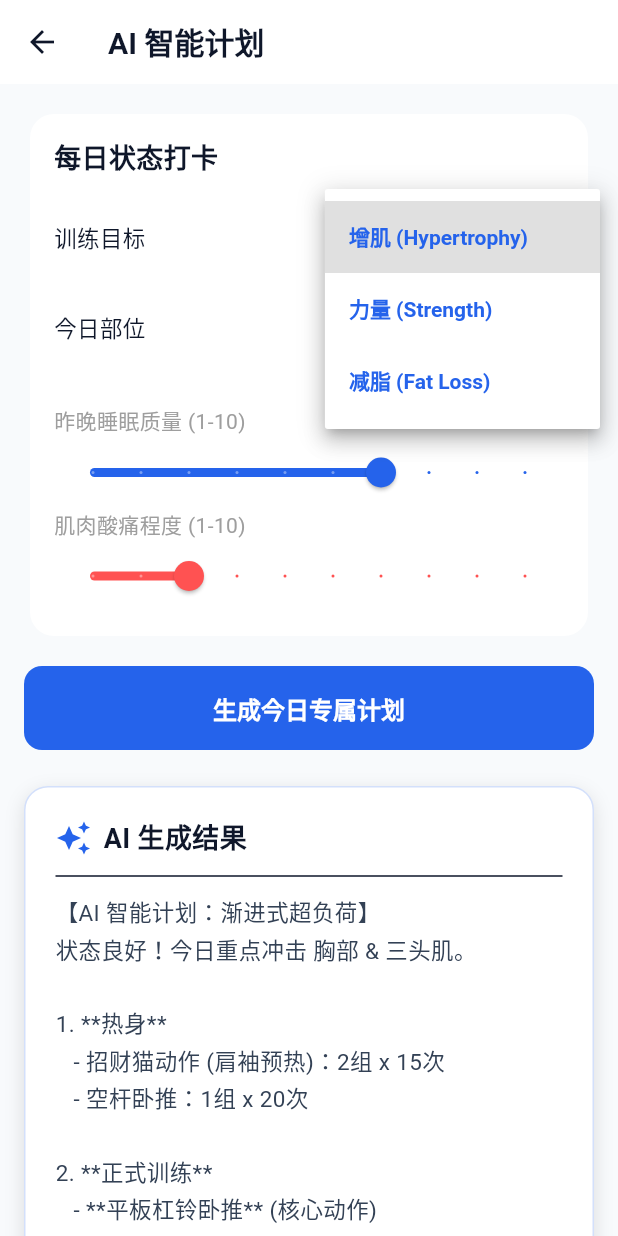
After one commit to xxu14077-sketch/ai_fitness_coach, a Flutter app: the PlanPage screen opened directly, after a tap on "生成今日专属计划", after a tap on "增肌 (Hypertrophy)", on a phone screen of 412 x 824 dp. The commit adds this screen. Run offline on Flutter 3.47's test engine with Material 3 defaults, Android fonts, the phone set to English and light mode, and no system bars; our stand-ins replace file_picker, supabase_flutter; accounts and stored records are empty; network calls fail.

Commit message:
Deploy: Update web build 2025/12/19 周五  3:42:40.05

```diff
--- /dev/null
+++ b/lib/ui/plan_page.dart
@@ -0,0 +1,240 @@
+import 'package:flutter/material.dart';
+import 'package:supabase_flutter/supabase_flutter.dart';
+import 'package:ai_fitness_coach/ui/theme.dart';
+
+class PlanPage extends StatefulWidget {
+  const PlanPage({super.key});
+
+  @override
+  State<PlanPage> createState() => _PlanPageState();
+}
+
+class _PlanPageState extends State<PlanPage> {
+  bool _loading = false;
+  String? _generatedPlan;
+
+  // 用户状态数据
+  String _goal = '增肌 (Hypertrophy)';
+  String _equipment = '健身房全套设施';
+  double _sleepQuality = 7.0; // 1-10
+  double _soreness = 3.0; // 1-10 (酸痛程度)
+  String _focusArea = '胸部 & 三头肌';
+
+  Future<void> _generatePlan() async {
+    setState(() => _loading = true);
+
+    // 构建提示词，包含超个性化参数
+    final prompt = '''
+作为一名顶级体能教练，请为我制定今天的训练计划。
+我的数据如下：
+- 目标：$_goal
+- 可用器械：$_equipment
+- 昨晚睡眠质量：${_sleepQuality.round()}/10
+- 肌肉酸痛程度：${_soreness.round()}/10
+- 今天想练部位：$_focusArea
+
+要求：
+1. 如果睡眠差或酸痛高，请自动降低训练容量或强度（RPE）。
+2. 请列出具体的动作、组数、次数和建议重量（或 RPE）。
+3. 使用渐进式超负荷原则。
+4. 输出格式清晰，包含热身、正式训练和冷身。
+''';
+
+    try {
+      // 调用 AI (复用 chat-stream 或专用函数)
+      final res = await Supabase.instance.client.functions.invoke(
+        'chat-stream',
+        body: {'query': prompt},
+      );
+
+      final data = res.data;
+      String result = '';
+      if (data is Map && data.containsKey('text')) {
+        result = data['text'];
+      } else {
+        result = data.toString();
+      }
+
+      setState(() {
+        _generatedPlan = result;
+      });
+    } catch (e) {
+      // 模拟生成（当后端未连接时）
+      await Future.delayed(const Duration(seconds: 2));
+      setState(() {
+        _generatedPlan = _getMockPlan();
+      });
+    } finally {
+      setState(() => _loading = false);
+    }
+  }
+
+  String _getMockPlan() {
+    bool isRecoveryDay = _sleepQuality < 5 || _soreness > 7;
+
+    if (isRecoveryDay) {
+      return '''
+【AI 智能调整：主动恢复日】
+检测到您昨晚睡眠质量较低且肌肉酸痛明显，今日计划调整为“主动恢复”模式，重点在于血液循环和灵活性，避免过度训练。
+
+1. **热身 (10分钟)**
+   - 跑步机快走：5分钟 (心率 < 120)
+   - 动态拉伸：肩部环绕、猫牛式
+
+2. **功能性训练 (3组)**
+   - 自重深蹲：15次 (RPE 4)
+   - 俯卧撑 (或跪姿)：12次 (RPE 5)
+   - 平板支撑：30秒
+
+3. **筋膜放松**
+   - 泡沫轴滚压背部和腿部：10分钟
+
+建议：今晚争取早睡1小时，补充富含镁的食物。
+''';
+    }
+
+    return '''
+【AI 智能计划：渐进式超负荷】
+状态良好！今日重点冲击 $_focusArea。
+
+1. **热身**
+   - 招财猫动作 (肩袖预热)：2组 x 15次
+   - 空杆卧推：1组 x 20次
+
+2. **正式训练**
+   - **平板杠铃卧推** (核心动作)
+     - 4组 x 6-8次 (RPE 8.5)
+     - *注意：最后一组应接近力竭，重量比上周增加 1.25kg*
+
+   - **上斜哑铃推举**
+     - 3组 x 10-12次 (RPE 8)
+     - *控制离心阶段 2秒*
+
+   - **龙门架绳索夹胸**
+     - 3组 x 15次 (RPE 9)
+     - *顶峰收缩 1秒*
+
+   - **绳索下压 (三头肌)**
+     - 4组 x 12次 (超级组)
+
+3. **冷身**
+   - 胸大肌静态拉伸：每侧 30秒
+''';
+  }
+
+  @override
+  Widget build(BuildContext context) {
+    return Scaffold(
+      appBar: AppBar(title: const Text('AI 智能计划')),
+      body: Container(
+        color: const Color(0xFFF8FAFC),
+        child: ListView(
+          padding: const EdgeInsets.all(16),
+          children: [
+            _buildStatusCard(),
+            const SizedBox(height: 16),
+            ElevatedButton(
+              onPressed: _loading ? null : _generatePlan,
+              style: ElevatedButton.styleFrom(
+                backgroundColor: AppTheme.primaryColor,
+                padding: const EdgeInsets.symmetric(vertical: 16),
+                shape: RoundedRectangleBorder(borderRadius: BorderRadius.circular(12)),
+              ),
+              child: _loading
+                  ? const CircularProgressIndicator(color: Colors.white)
+                  : const Text('生成今日专属计划', style: TextStyle(fontSize: 16, color: Colors.white)),
+            ),
+            const SizedBox(height: 24),
+            if (_generatedPlan != null) _buildPlanResult(),
+          ],
+        ),
+      ),
+    );
+  }
+
+  Widget _buildStatusCard() {
+    return Card(
+      elevation: 0,
+      shape: RoundedRectangleBorder(borderRadius: BorderRadius.circular(16)),
+      color: Colors.white,
+      child: Padding(
+        padding: const EdgeInsets.all(16),
+        child: Column(
+          crossAxisAlignment: CrossAxisAlignment.start,
+          children: [
+            const Text('每日状态打卡', style: TextStyle(fontSize: 18, fontWeight: FontWeight.bold)),
+            const SizedBox(height: 16),
+            _buildDropdown('训练目标', _goal, ['增肌 (Hypertrophy)', '力量 (Strength)', '减脂 (Fat Loss)'], (v) => setState(() => _goal = v!)),
+            _buildDropdown('今日部位', _focusArea, ['胸部 & 三头肌', '背部 & 二头肌', '腿部 & 核心', '全身 HIIT'], (v) => setState(() => _focusArea = v!)),
+            const SizedBox(height: 16),
+            const Text('昨晚睡眠质量 (1-10)', style: TextStyle(color: Colors.grey)),
+            Slider(
+              value: _sleepQuality,
+              min: 1,
+              max: 10,
+              divisions: 9,
+              label: _sleepQuality.round().toString(),
+              activeColor: AppTheme.primaryColor,
+              onChanged: (v) => setState(() => _sleepQuality = v),
+            ),
+            const Text('肌肉酸痛程度 (1-10)', style: TextStyle(color: Colors.grey)),
+            Slider(
+              value: _soreness,
+              min: 1,
+              max: 10,
+              divisions: 9,
+              label: _soreness.round().toString(),
+              activeColor: Colors.redAccent,
+              onChanged: (v) => setState(() => _soreness = v),
+            ),
+          ],
+        ),
+      ),
+    );
+  }
+
+  Widget _buildDropdown(String label, String value, List<String> items, ValueChanged<String?> onChanged) {
+    return Padding(
+      padding: const EdgeInsets.only(bottom: 12),
+      child: Row(
+        mainAxisAlignment: MainAxisAlignment.spaceBetween,
+        children: [
+          Text(label, style: const TextStyle(fontSize: 15)),
+          DropdownButton<String>(
+            value: value,
+            items: items.map((e) => DropdownMenuItem(value: e, child: Text(e))).toList(),
+            onChanged: onChanged,
+            underline: Container(),
+            style: TextStyle(color: AppTheme.primaryColor, fontWeight: FontWeight.w600),
+          ),
+        ],
+      ),
+    );
+  }
+
+  Widget _buildPlanResult() {
+    return Container(
+      padding: const EdgeInsets.all(20),
+      decoration: BoxDecoration(
+        color: Colors.white,
+        borderRadius: BorderRadius.circular(16),
+        border: Border.all(color: AppTheme.primaryColor.withOpacity(0.2)),
+        boxShadow: [BoxShadow(color: Colors.black12, blurRadius: 10, offset: const Offset(0, 4))],
+      ),
+      child: Column(
+        crossAxisAlignment: CrossAxisAlignment.start,
+        children: [
+          Row(
+            children: [
+              Icon(Icons.auto_awesome, color: AppTheme.primaryColor),
+              const SizedBox(width: 8),
+              const Text('AI 生成结果', style: TextStyle(fontSize: 18, fontWeight: FontWeight.bold)),
+            ],
+          ),
+          const Divider(height: 24),
+          Text(_generatedPlan!, style: const TextStyle(fontSize: 15, height: 1.6, color: Color(0xFF334155))),
+        ],
+      ),
+    );
+  }
+}
```
Also changed, not shown: lib/main.dart (+35 -46 lines), lib/ui/vision_page.dart (added, +167 -0 lines), 1 other file.
